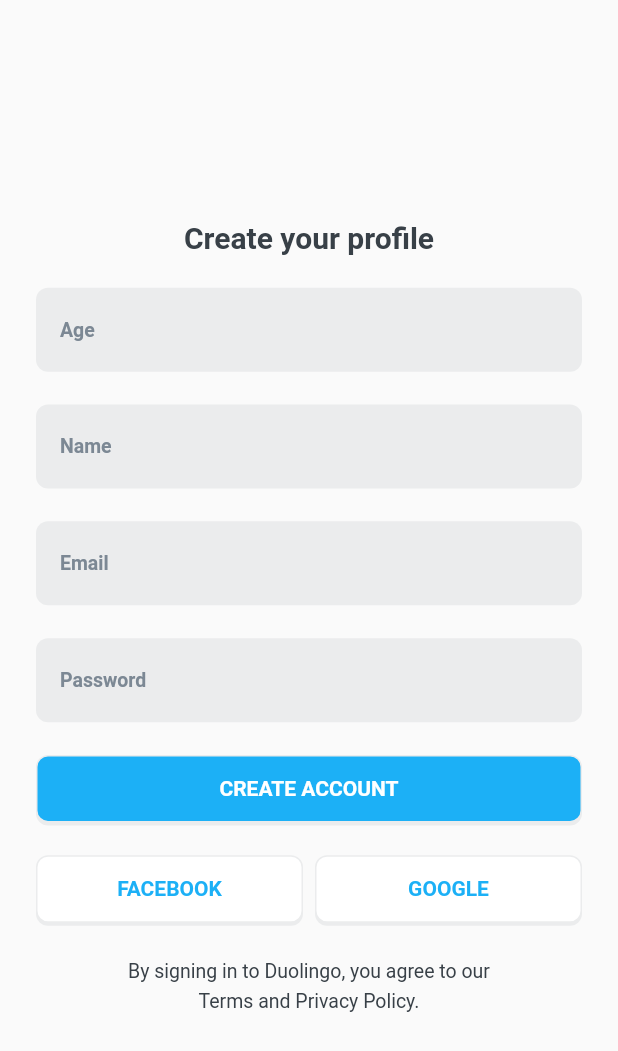
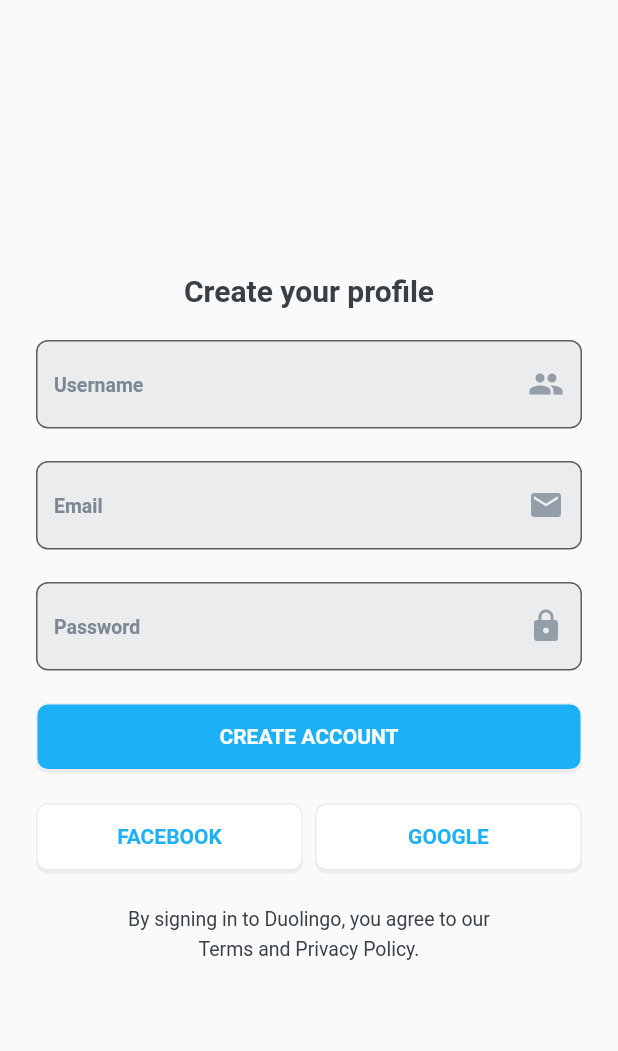
Before and after one commit to nguyenquan123vn/duolingo_event_flutter, a Flutter app: the SignUp screen opened by its route, on a phone screen of 412 x 824 dp. Shown: the top 1051 px of the screen. Run offline on Flutter 3.47's test engine with Material 2 defaults, Android fonts, the phone set to English and light mode, and no system bars.

Commit message:
Add demo input validation

```diff
--- a/lib/screens/authentication/components/input.dart
+++ b/lib/screens/authentication/components/input.dart
@@ -2,29 +2,61 @@
 import '../../../global/style.dart';
 
 class InputBuilder extends StatefulWidget {
-  const InputBuilder({Key key, this.label}) : super(key: key);
+  const InputBuilder({Key key, this.label, this.controller, this.formKey})
+      : super(key: key);
 
   final String label;
+  final TextEditingController controller;
+  final GlobalKey formKey;
 
   @override
   InputBuilderState createState() => InputBuilderState();
 }
 
 class InputBuilderState extends State<InputBuilder> {
+  Icon suffixIconSwitch(label) {
+    switch (label) {
+      case "Password":
+        return Icon(Icons.lock, color: iconColor);
+      case "Email":
+        return Icon(Icons.mail, color: iconColor);
+      case "Username":
+        return Icon(Icons.people, color: iconColor);
+        break;
+      default:
+        return null;
+    }
+  }
+
   @override
   Widget build(BuildContext context) {
     return Container(
-        height: 56.0,
         width: double.infinity,
-        decoration: BoxDecoration(
-          color: borderColor,
-          borderRadius: BorderRadius.circular(8),
-        ),
-        child: Align(
-            alignment: Alignment.centerLeft,
-            child: Padding(
-              padding: const EdgeInsets.only(left: 16.0),
-              child: Text(widget.label, style: defaultBoldWashTextStyle),
-            )));
+        child: Form(
+          key: widget.formKey,
+          child: TextFormField(
+            validator: (value) {
+              if (value.isEmpty) {
+                return '${widget.label} should not empty!';
+              }
+              return null;
+            },
+            controller: widget.controller,
+            decoration: InputDecoration(
+                border: OutlineInputBorder(
+                  borderRadius: const BorderRadius.all(
+                    const Radius.circular(8.0),
+                  ),
+                ),
+                filled: true,
+                fillColor: borderColor,
+                hintText: widget.label,
+                hintStyle: defaultBoldWashTextStyle,
+                errorStyle: dangerTextStyle,
+                suffixIcon: suffixIconSwitch(widget.label),
+            ),
+            obscureText: widget.label == 'Password' ? true : false,
+          ),
+        ));
   }
 }
--- a/lib/screens/authentication/signup.dart
+++ b/lib/screens/authentication/signup.dart
@@ -11,6 +11,12 @@
 }
 
 class _SignUp extends State<SignUp> {
+  TextEditingController _usernameController = TextEditingController();
+  TextEditingController _emailController = TextEditingController();
+  TextEditingController _passwordController = TextEditingController();
+  final _signUpKey1 = GlobalKey<FormState>();
+  final _signUpKey2 = GlobalKey<FormState>();
+  final _signUpKey3 = GlobalKey<FormState>();
 
   @override
   Widget build(BuildContext context) {
@@ -19,18 +25,35 @@
         padding: const EdgeInsets.only(left: 24.0, right: 24.0),
         child: Center(
           child: Container(
-            height: 530.0,
+            height: 460.0,
             child: Column(
               mainAxisAlignment: MainAxisAlignment.spaceBetween,
               children: <Widget>[
                 Container(
                   child: Text("Create your profile", style: headerTextStyle),
                 ),
-                InputBuilder(label: "Age"),
-                InputBuilder(label: "Name"),
-                InputBuilder(label: "Email"),
-                InputBuilder(label: "Password"),
-                Button(label: "CREATE ACCOUNT", type: "PRIMARY"),
+                InputBuilder(
+                    label: "Username",
+                    controller: _usernameController,
+                    formKey: _signUpKey1),
+                InputBuilder(
+                    label: "Email",
+                    controller: _emailController,
+                    formKey: _signUpKey2),
+                InputBuilder(
+                    label: "Password",
+                    controller: _passwordController,
+                    formKey: _signUpKey3),
+                Button(
+                    label: "CREATE ACCOUNT",
+                    type: "PRIMARY",
+                    onPressed: () {
+                      if (_signUpKey1.currentState.validate() ||
+                          _signUpKey2.currentState.validate() ||
+                          _signUpKey3.currentState.validate()) {
+                        print("SUCCESS!!");
+                      }
+                    }),
                 SocialLoginButtons(),
                 AgreeTermsContainer(),
               ],
```
Also changed, not shown: lib/screens/authentication/logIn.dart (+24 -4 lines).
